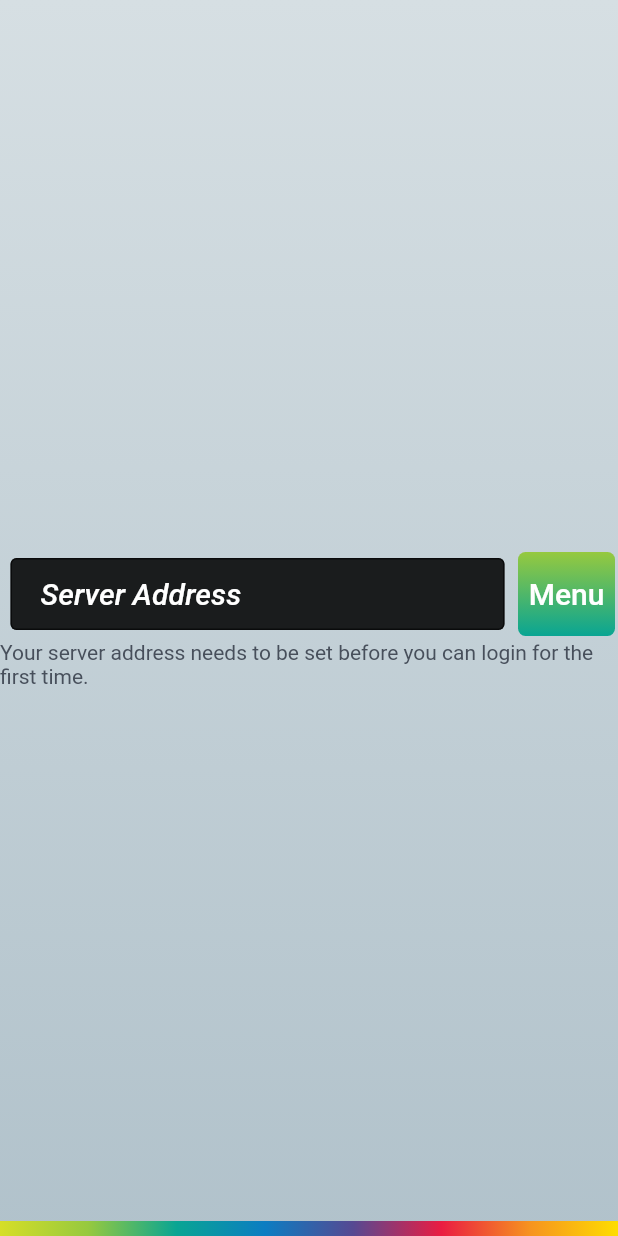
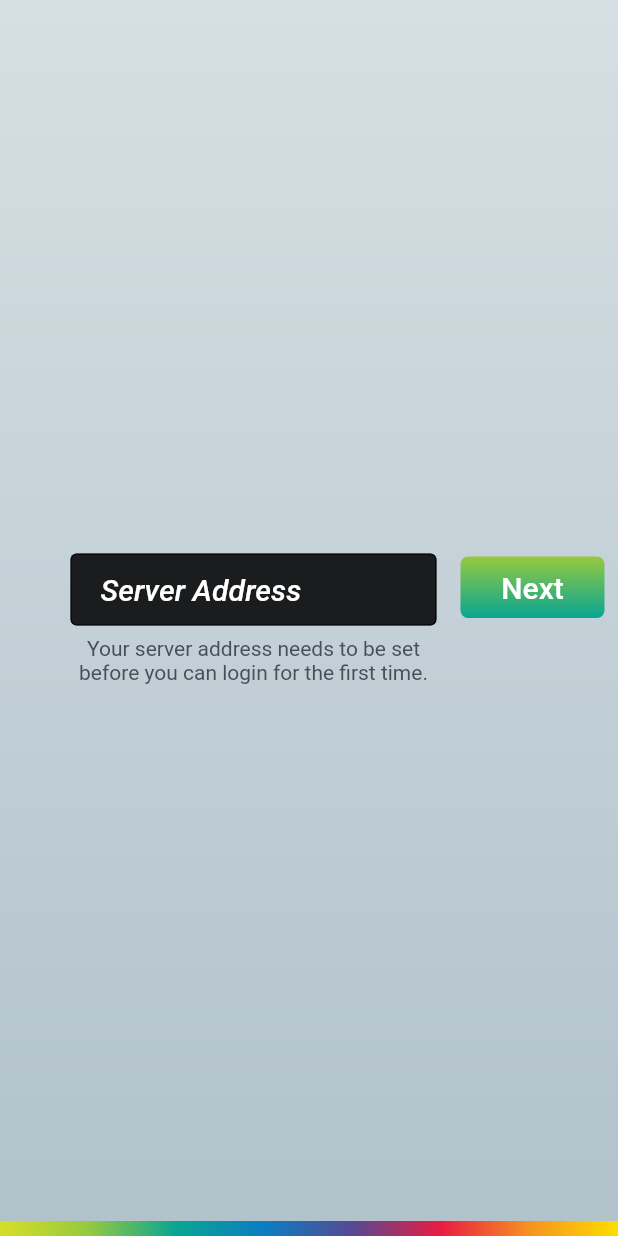
Before and after one commit to mikolajdebowski/techViz, a Flutter app: the screen it shows after launch, on a phone screen of 412 x 824 dp. Run offline on Flutter 3.47's test engine with Material 2 defaults, Android fonts, the phone set to English and light mode, and no system bars; our stand-ins replace charts_flutter, event_bus, shared_preferences, sqflite; missing offline and left inert: dart_amqp, validator, vizexplorer_mobile_common; accounts and stored records are empty.

Commit message:
Using new VizButton component as button

```diff
--- a/lib/config.dart
+++ b/lib/config.dart
@@ -91,12 +91,8 @@ class ConfigState extends State<Config> {
                 contentPadding: textFieldContentPadding),
             style: textFieldStyle));
 
-//    var btnNext = Padding(
-//        padding: defaultPadding,
-//        child: VizElevated(
-//            onTap: onNextTap, title: 'Next', customBackground: [Color(0xFFFFFFFF), Color(0xFFAAAAAA)]));
 
-    var btnNext = VizButton('Menu', onTap: onNextTap, highlighted: true);
+    var btnNext = VizButton('Next', onTap: onNextTap, highlighted: true);
 
     final colors = <Color>[
       Color(0xFFd6de27),
@@ -121,35 +117,41 @@ class ConfigState extends State<Config> {
       ),
     );
 
+
+
+    var btnBox = Padding(padding: defaultPadding, child: SizedBox(
+        height: 45.0,
+        width: 100.0,
+        child: Flex(
+            direction: Axis.horizontal, children: <Widget>[btnNext])));
+
+    var formColumn = Expanded(
+      child: Column(
+        children: <Widget>[
+          Flexible(child: Form(
+            key: _formKey,
+            child: textField,
+          )),
+          Text(
+            'Your server address needs to be set before you can login for the first time.',
+            style: TextStyle(color: Color(0xff474f5b)),textAlign: TextAlign.center,
+          )
+        ],
+      ),
+    );
+
+    var row = Row(
+      mainAxisAlignment: MainAxisAlignment.start,
+      crossAxisAlignment: CrossAxisAlignment.start,
+      children: <Widget>[Container(width: 40.0,),formColumn,btnBox],
+    );
+
     return Scaffold(
         body: Container(
             decoration: backgroundDecoration,
             child: Stack(
               children: <Widget>[
-                Column(
-                  mainAxisAlignment: MainAxisAlignment.center,
-                  children: <Widget>[
-                    Row(
-                      crossAxisAlignment: CrossAxisAlignment.center,
-                      mainAxisAlignment: MainAxisAlignment.center,
-                      children: <Widget>[
-                        Expanded(
-                            flex: 5,
-                            child: Form(
-                              key: _formKey,
-                              child: textField,
-                            )),
-                        Expanded(
-                          child: Container(height: 60.0, child: btnNext),
-                        ),
-                      ],
-                    ),
-                    Text(
-                      'Your server address needs to be set before you can login for the first time.',
-                      style: TextStyle(color: Color(0xff474f5b)),
-                    ),
-                  ],
-                ),
+                Align(alignment: Alignment.center, child: Container(height: 100.0, child: row,)),
                 Align(alignment: Alignment.bottomCenter, child: rainbow),
               ],
             )));
```
